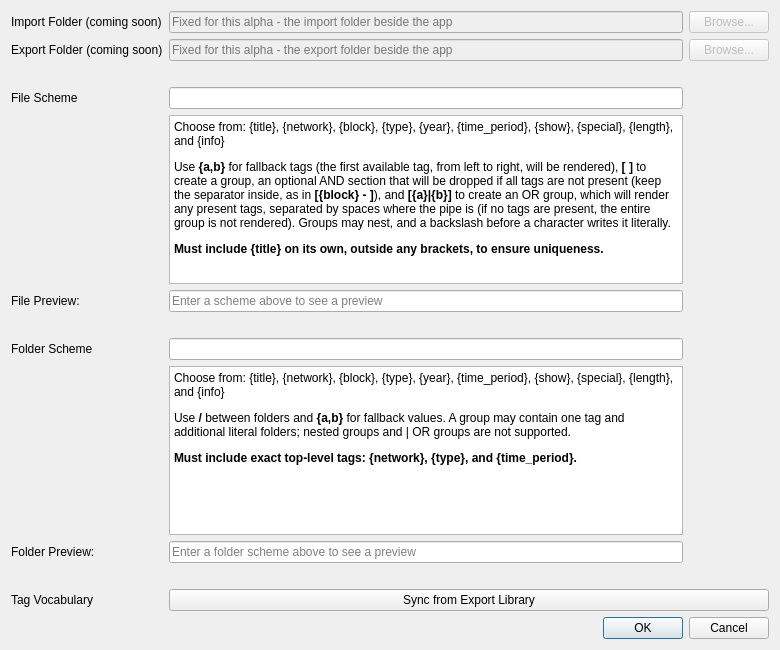
trafficman/commcut, file settings/settingswindow.ui: the form before one commit.
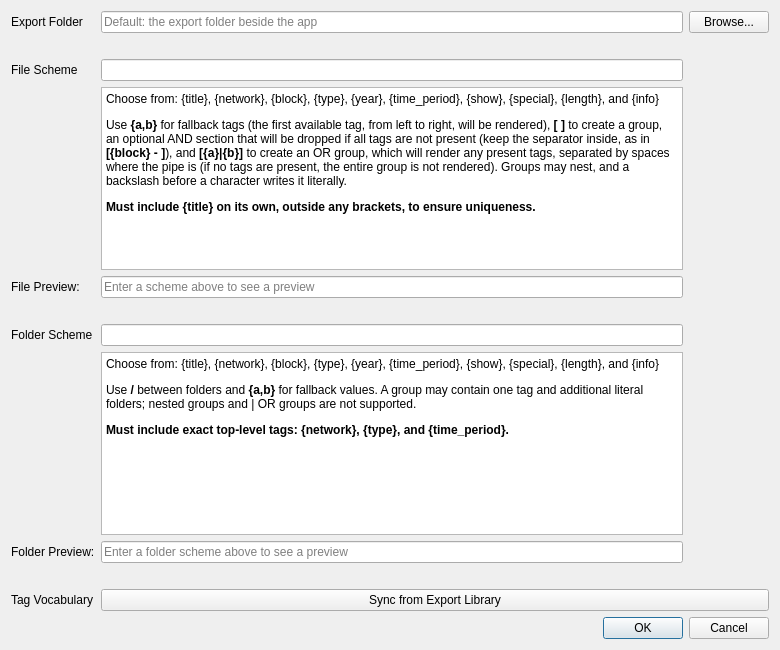
The form after the commit.

Commit message: #43, implement ability for user to change export folder

The edit to the form file:
```diff
--- a/settings/settingswindow.ui
+++ b/settings/settingswindow.ui
@@ -39,11 +39,8 @@
        </property>
       </widget>
      </item>
-     <item row="1" column="2">
+     <item row="0" column="2">
       <widget class="QPushButton" name="fileBrowseExport">
-       <property name="enabled">
-        <bool>false</bool>
-       </property>
        <property name="toolTip">
         <string>Coming soon: for this alpha the export folder is fixed beside the app</string>
        </property>
@@ -59,22 +56,6 @@
        </property>
       </widget>
      </item>
-     <item row="0" column="1">
-      <widget class="QLineEdit" name="lineEditImport">
-       <property name="enabled">
-        <bool>false</bool>
-       </property>
-       <property name="toolTip">
-        <string>Coming soon: for this alpha the import folder is fixed beside the app</string>
-       </property>
-       <property name="readOnly">
-        <bool>true</bool>
-       </property>
-       <property name="placeholderText">
-        <string>Fixed for this alpha - the import folder beside the app</string>
-       </property>
-      </widget>
-     </item>
      <item row="5" column="0">
       <widget class="QLabel" name="labelFilePreview">
        <property name="text">
@@ -130,19 +111,13 @@
        </property>
       </spacer>
      </item>
-     <item row="1" column="1">
+     <item row="0" column="1">
       <widget class="QLineEdit" name="lineEditExport">
-       <property name="enabled">
-        <bool>false</bool>
-       </property>
        <property name="toolTip">
-        <string>Coming soon: for this alpha the export folder is fixed beside the app</string>
-       </property>
-       <property name="readOnly">
-        <bool>true</bool>
+        <string>Where named clips are written. A full path, or empty for the default: the export folder beside the app. Cannot be the import folder or overlap it.</string>
        </property>
        <property name="placeholderText">
-        <string>Fixed for this alpha - the export folder beside the app</string>
+        <string>Default: the export folder beside the app</string>
        </property>
       </widget>
      </item>
@@ -156,10 +131,10 @@
        </property>
       </widget>
      </item>
-     <item row="1" column="0">
+     <item row="0" column="0">
       <widget class="QLabel" name="labelExport">
        <property name="text">
-        <string>Export Folder (coming soon)</string>
+        <string>Export Folder</string>
        </property>
       </widget>
      </item>
@@ -173,13 +148,6 @@
        </property>
       </widget>
      </item>
-     <item row="0" column="0">
-      <widget class="QLabel" name="labelImport">
-       <property name="text">
-        <string>Import Folder (coming soon)</string>
-       </property>
-      </widget>
-     </item>
      <item row="8" column="1">
       <widget class="QTextBrowser" name="textBrowserFolderScheme">
        <property name="minimumSize">
@@ -225,19 +193,6 @@
      <item row="7" column="1">
       <widget class="QLineEdit" name="lineEditFolderScheme"/>
      </item>
-     <item row="0" column="2">
-      <widget class="QPushButton" name="fileBrowseImport">
-       <property name="enabled">
-        <bool>false</bool>
-       </property>
-       <property name="toolTip">
-        <string>Coming soon: for this alpha the import folder is fixed beside the app</string>
-       </property>
-       <property name="text">
-        <string>Browse...</string>
-       </property>
-      </widget>
-     </item>
      <item row="6" column="1">
       <spacer name="horizontalSpacer_3">
        <property name="orientation">
```
Left out of the diff: 2 changed lines with no effect on the pictures. The commit also changes 25 other files.
